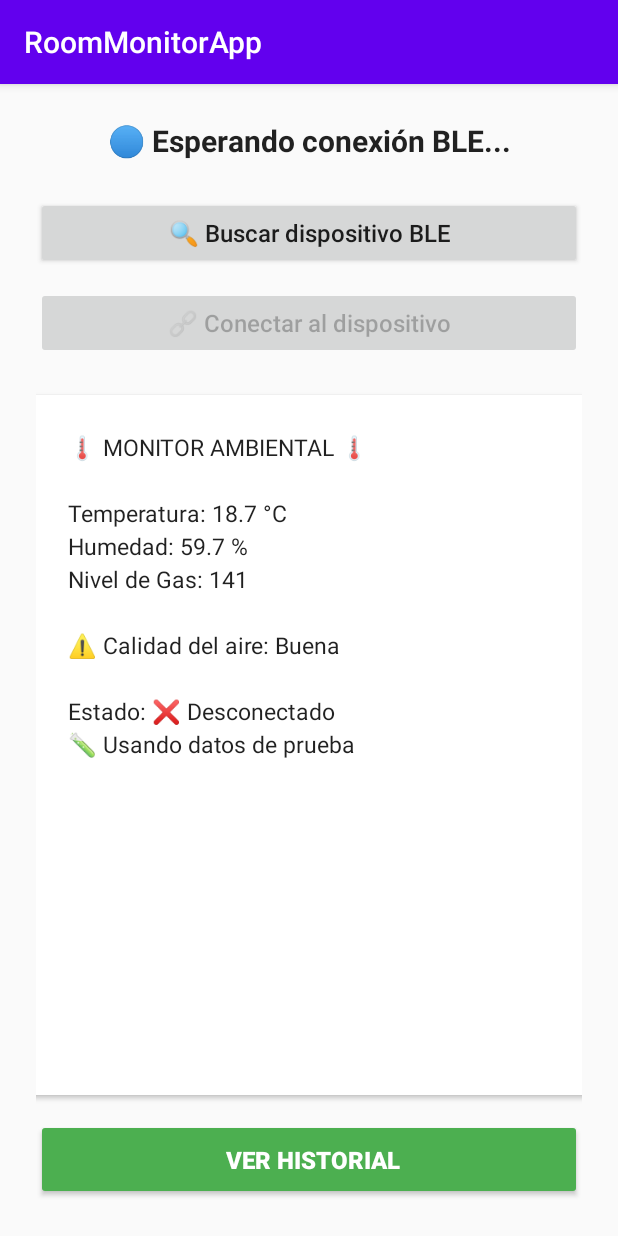
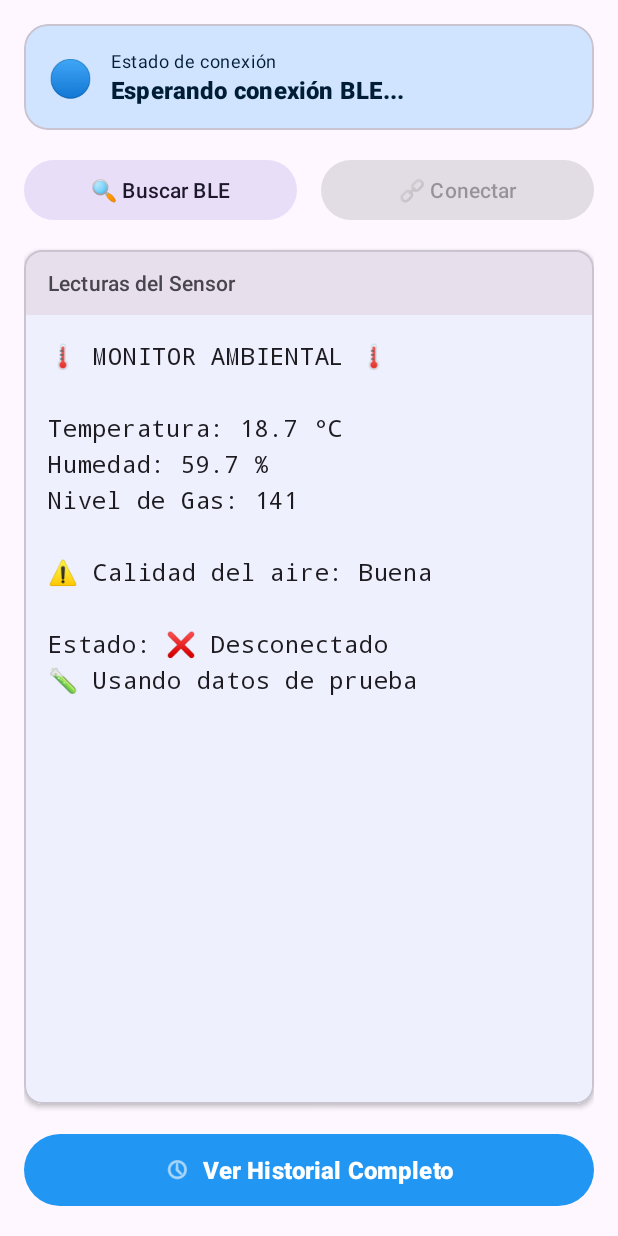
Before and after one commit to veronloz/SomnoSense, an Android app built with Jetpack Compose: the screen it shows after launch (MainActivity), on a phone screen of 412 x 824 dp. Run offline under Robolectric (Android 15) with nearby library versions, the light colour scheme and no system bars; our stand-ins replace Firebase (no records; nobody signed in at launch, a user with empty details on screens opened directly).

Commit message:
Change layout

```diff
--- a/AndroidApp/app/src/main/res/layout/activity_main.xml
+++ b/AndroidApp/app/src/main/res/layout/activity_main.xml
@@ -1,78 +1,147 @@
 <?xml version="1.0" encoding="utf-8"?>
-<LinearLayout xmlns:android="http://schemas.android.com/apk/res/android"
-    android:orientation="vertical"
-    android:gravity="center_horizontal"
-    android:padding="24dp"
-    android:background="?android:attr/windowBackground"
+<androidx.constraintlayout.widget.ConstraintLayout
+    xmlns:android="http://schemas.android.com/apk/res/android"
+    xmlns:app="http://schemas.android.com/apk/res-auto"
+    xmlns:tools="http://schemas.android.com/tools"
     android:layout_width="match_parent"
-    android:layout_height="match_parent">
+    android:layout_height="match_parent"
+    android:background="?android:attr/colorBackground"
+    android:padding="16dp">
 
-    <!-- Estado de conexión -->
-    <TextView
-        android:id="@+id/statusText"
-        android:text="🔵 Esperando conexión BLE..."
-        android:textSize="20sp"
-        android:textStyle="bold"
-        android:textColor="?android:attr/textColorPrimary"
-        android:gravity="center"
-        android:layout_marginBottom="24dp"
-        android:layout_width="match_parent"
-        android:layout_height="wrap_content" />
-
-    <!-- Botón de escaneo -->
-
-    <!-- Botón de conexión -->
-    <Button
-        android:id="@+id/scanButton"
+    <com.google.android.material.card.MaterialCardView
+        android:id="@+id/statusCard"
         android:layout_width="match_parent"
         android:layout_height="wrap_content"
-        android:layout_marginBottom="12dp"
-        android:paddingVertical="12dp"
-        android:text="🔍 Buscar dispositivo BLE"
-        android:textAllCaps="false"
-        android:textSize="16sp" />
+        app:cardBackgroundColor="?attr/colorPrimaryContainer"
+        app:cardCornerRadius="16dp"
+        app:cardElevation="0dp"
+        app:layout_constraintTop_toTopOf="parent">
 
-    <!-- Área de datos -->
-    <Button
-        android:id="@+id/connectButton"
-        android:layout_width="match_parent"
-        android:layout_height="wrap_content"
-        android:layout_marginBottom="24dp"
-        android:enabled="false"
-        android:paddingVertical="12dp"
-        android:text="🔗 Conectar al dispositivo"
-        android:textAllCaps="false"
-        android:textSize="16sp" />
-
-    <ScrollView
-        android:layout_width="370dp"
-        android:layout_height="364dp"
-        android:layout_weight="1"
-        android:background="?android:attr/colorBackgroundFloating"
-        android:elevation="2dp"
-        android:padding="8dp">
-
-        <TextView
-            android:id="@+id/dataText"
+        <LinearLayout
             android:layout_width="match_parent"
             android:layout_height="wrap_content"
-            android:lineSpacingExtra="4dp"
-            android:padding="16dp"
-            android:text="📊 Los datos del sensor aparecerán aquí..."
-            android:textColor="?android:attr/textColorPrimary"
-            android:textSize="15sp" />
+            android:gravity="center_vertical"
+            android:orientation="horizontal"
+            android:padding="16dp">
 
-    </ScrollView>
-    <!-- Botón Ver Histórico -->
-    <Button
-        android:id="@+id/btnHistory"
+            <TextView
+                android:id="@+id/statusIcon"
+                android:layout_width="wrap_content"
+                android:layout_height="wrap_content"
+                android:layout_marginEnd="12dp"
+                android:text="🔵"
+                android:textSize="24sp" />
+
+            <LinearLayout
+                android:layout_width="match_parent"
+                android:layout_height="wrap_content"
+                android:orientation="vertical">
+
+                <TextView
+                    android:layout_width="wrap_content"
+                    android:layout_height="wrap_content"
+                    android:text="Estado de conexión"
+                    android:textAppearance="?attr/textAppearanceCaption"
+                    android:textColor="?attr/colorOnPrimaryContainer" />
+
+                <TextView
+                    android:id="@+id/statusText"
+                    android:layout_width="match_parent"
+                    android:layout_height="wrap_content"
+                    android:text="Esperando conexión BLE..."
+                    android:textAppearance="?attr/textAppearanceTitleMedium"
+                    android:textColor="?attr/colorOnPrimaryContainer"
+                    android:textStyle="bold"
+                    tools:text="Esperando conexión BLE..." />
+            </LinearLayout>
+        </LinearLayout>
+    </com.google.android.material.card.MaterialCardView>
+
+    <LinearLayout
+        android:id="@+id/actionButtonsContainer"
         android:layout_width="match_parent"
         android:layout_height="wrap_content"
         android:layout_marginTop="16dp"
-        android:text=" Ver Historial"
+        android:orientation="horizontal"
+        app:layout_constraintTop_toBottomOf="@id/statusCard">
+
+        <com.google.android.material.button.MaterialButton
+            android:id="@+id/scanButton"
+            style="@style/Widget.Material3.Button.TonalButton"
+            android:layout_width="0dp"
+            android:layout_height="wrap_content"
+            android:layout_marginEnd="8dp"
+            android:layout_weight="1"
+            android:text="🔍 Buscar BLE" />
+
+        <com.google.android.material.button.MaterialButton
+            android:id="@+id/connectButton"
+            style="@style/Widget.Material3.Button.TonalButton"
+            android:layout_width="0dp"
+            android:layout_height="wrap_content"
+            android:layout_marginStart="8dp"
+            android:layout_weight="1"
+            android:enabled="false"
+            android:text="🔗 Conectar" />
+    </LinearLayout>
+
+    <com.google.android.material.card.MaterialCardView
+        android:id="@+id/dataCard"
+        android:layout_width="match_parent"
+        android:layout_height="0dp"
+        android:layout_marginTop="16dp"
+        android:layout_marginBottom="16dp"
+        app:cardCornerRadius="12dp"
+        app:cardElevation="2dp"
+        app:layout_constraintBottom_toTopOf="@+id/btnHistory"
+        app:layout_constraintTop_toBottomOf="@+id/actionButtonsContainer"
+        app:strokeColor="?attr/colorOutlineVariant"
+        app:strokeWidth="1dp">
+
+        <LinearLayout
+            android:layout_width="match_parent"
+            android:layout_height="match_parent"
+            android:orientation="vertical">
+
+            <TextView
+                android:layout_width="match_parent"
+                android:layout_height="wrap_content"
+                android:background="?attr/colorSurfaceVariant"
+                android:paddingHorizontal="16dp"
+                android:paddingVertical="12dp"
+                android:text="Lecturas del Sensor"
+                android:textAppearance="?attr/textAppearanceLabelLarge"
+                android:textColor="?attr/colorOnSurfaceVariant" />
+
+            <ScrollView
+                android:layout_width="match_parent"
+                android:layout_height="match_parent">
+
+                <TextView
+                    android:id="@+id/dataText"
+                    android:layout_width="match_parent"
+                    android:layout_height="wrap_content"
+                    android:lineSpacingExtra="6dp"
+                    android:padding="16dp"
+                    android:text="📊 Los datos aparecerán aquí..."
+                    android:textAppearance="?attr/textAppearanceBodyLarge"
+                    android:textColor="?attr/colorOnSurface"
+                    android:fontFamily="monospace" />
+            </ScrollView>
+        </LinearLayout>
+
+    </com.google.android.material.card.MaterialCardView>
+
+    <com.google.android.material.button.MaterialButton
+        android:id="@+id/btnHistory"
+        android:layout_width="match_parent"
+        android:layout_height="56dp"
+        android:text="Ver Historial Completo"
         android:textSize="16sp"
         android:textStyle="bold"
-        android:backgroundTint="#4CAF50"
-        android:textColor="#FFFFFF"
-        android:padding="16dp" />
-</LinearLayout>
+        app:cornerRadius="28dp"
+        app:icon="@android:drawable/ic_menu_recent_history"
+        app:iconGravity="textStart"
+        app:layout_constraintBottom_toBottomOf="parent" />
+
+</androidx.constraintlayout.widget.ConstraintLayout>
--- a/AndroidApp/app/src/main/res/values/themes.xml
+++ b/AndroidApp/app/src/main/res/values/themes.xml
@@ -1,8 +1,11 @@
 <resources xmlns:tools="http://schemas.android.com/tools">
-    <style name="Theme.Roommonitorapp" parent="Theme.AppCompat.Light.DarkActionBar">
-        <!-- Customize your theme here. -->
-        <item name="colorPrimary">@color/purple_500</item>
-        <item name="colorPrimaryDark">@color/purple_700</item>
-        <item name="colorAccent">@color/teal_200</item>
+    <style name="Theme.Roommonitorapp" parent="Theme.Material3.DayNight.NoActionBar">
+        <item name="colorPrimary">#2196F3</item> <item name="colorOnPrimary">#FFFFFF</item>
+
+        <item name="colorPrimaryContainer">#D1E4FF</item>
+        <item name="colorOnPrimaryContainer">#001D36</item>
+
+        <item name="android:windowBackground">#F8F9FA</item>
+        <item name="android:statusBarColor">?attr/colorPrimary</item>
     </style>
 </resources>
```
